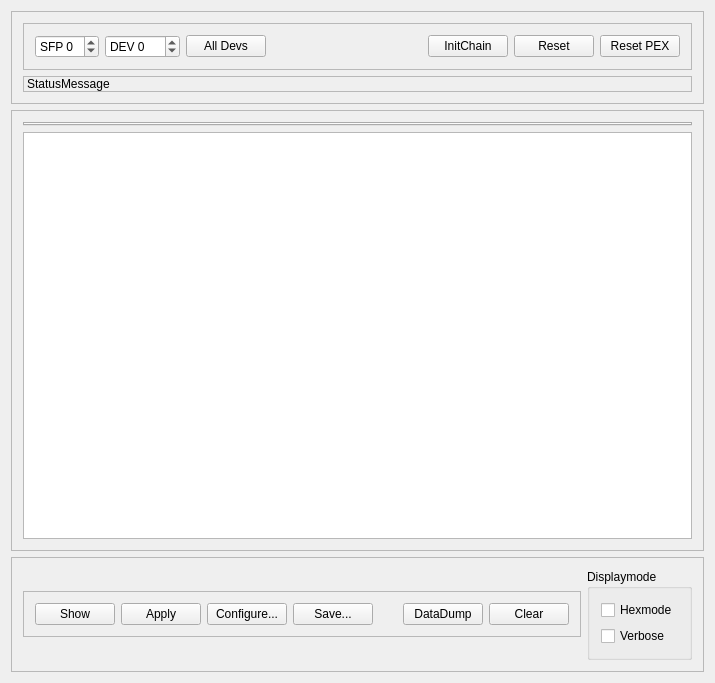
Old version of the form mbspex/gui/qt/nyxor/NyxorGui.ui in the repository gsi-ee/drivers.
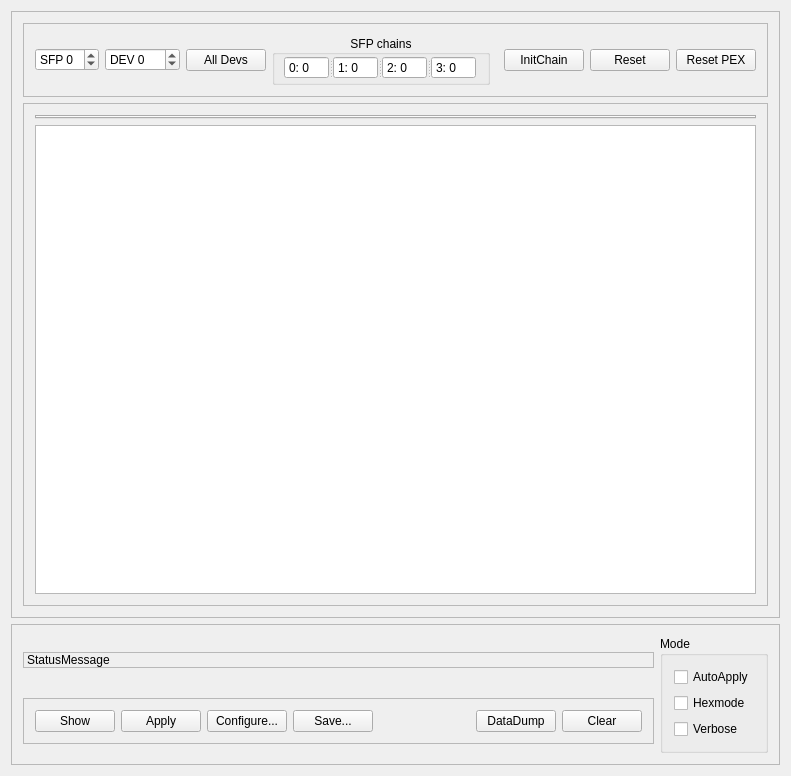
New version of the form.

Commit message: mbspex nyxor gui: some small bugfixes (removed reset statements when changing single registers of receiver core). Begin implementing auto apply and sfp chain monitor.

```diff
--- a/mbspex/gui/qt/nyxor/NyxorGui.ui
+++ b/mbspex/gui/qt/nyxor/NyxorGui.ui
@@ -6,8 +6,8 @@
    <rect>
     <x>0</x>
     <y>0</y>
-    <width>715</width>
-    <height>683</height>
+    <width>791</width>
+    <height>776</height>
    </rect>
   </property>
   <property name="windowTitle">
@@ -30,8 +30,8 @@
        <rect>
         <x>0</x>
         <y>0</y>
-        <width>693</width>
-        <height>88</height>
+        <width>769</width>
+        <height>650</height>
        </rect>
       </property>
       <layout class="QVBoxLayout" name="verticalLayout">
@@ -116,6 +116,111 @@
             </property>
            </widget>
           </item>
+          <item>
+           <widget class="QGroupBox" name="groupBox">
+            <property name="title">
+             <string>SFP chains</string>
+            </property>
+            <property name="alignment">
+             <set>Qt::AlignCenter</set>
+            </property>
+            <property name="flat">
+             <bool>false</bool>
+            </property>
+            <property name="checkable">
+             <bool>false</bool>
+            </property>
+            <layout class="QGridLayout" name="gridLayout_5">
+             <property name="leftMargin">
+              <number>9</number>
+             </property>
+             <property name="topMargin">
+              <number>1</number>
+             </property>
+             <property name="bottomMargin">
+              <number>3</number>
+             </property>
+             <item row="0" column="0">
+              <widget class="QSplitter" name="splitter">
+               <property name="orientation">
+                <enum>Qt::Horizontal</enum>
+               </property>
+               <widget class="QSpinBox" name="Chain0_Box">
+                <property name="toolTip">
+                 <string>Number of initialized devices at SFP 0 chain </string>
+                </property>
+                <property name="readOnly">
+                 <bool>true</bool>
+                </property>
+                <property name="buttonSymbols">
+                 <enum>QAbstractSpinBox::NoButtons</enum>
+                </property>
+                <property name="prefix">
+                 <string>0: </string>
+                </property>
+                <property name="maximum">
+                 <number>255</number>
+                </property>
+               </widget>
+               <widget class="QSpinBox" name="Chain1_Box">
+                <property name="toolTip">
+                 <string>Number of initialized devices at SFP 1 chain </string>
+                </property>
+                <property name="readOnly">
+                 <bool>true</bool>
+                </property>
+                <property name="buttonSymbols">
+                 <enum>QAbstractSpinBox::NoButtons</enum>
+                </property>
+                <property name="prefix">
+                 <string>1: </string>
+                </property>
+                <property name="maximum">
+                 <number>255</number>
+                </property>
+                <property name="value">
+                 <number>0</number>
+                </property>
+               </widget>
+               <widget class="QSpinBox" name="Chain2_Box">
+                <property name="toolTip">
+                 <string>Number of initialized devices at SFP 2 chain </string>
+                </property>
+                <property name="readOnly">
+                 <bool>true</bool>
+                </property>
+                <property name="buttonSymbols">
+                 <enum>QAbstractSpinBox::NoButtons</enum>
+                </property>
+                <property name="prefix">
+                 <string>2: </string>
+                </property>
+                <property name="maximum">
+                 <number>255</number>
+                </property>
+               </widget>
+               <widget class="QSpinBox" name="Chain3_Box">
+                <property name="toolTip">
+                 <string>Number of initialized devices at SFP 3 chain </string>
+                </property>
+                <property name="readOnly">
+                 <bool>true</bool>
+                </property>
+                <property name="buttonSymbols">
+                 <enum>QAbstractSpinBox::NoButtons</enum>
+                </property>
+                <property name="prefix">
+                 <string>3: </string>
+                </property>
+                <property name="maximum">
+                 <number>255</number>
+                </property>
+               </widget>
+              </widget>
+             </item>
+            </layout>
+           </widget>
+          </item>
           <item>
            <spacer name="horizontalSpacer_2">
             <property name="orientation">
@@ -170,32 +275,6 @@
         </widget>
        </item>
        <item>
-        <widget class="QLabel" name="StatusLabel">
-         <property name="sizePolicy">
-          <sizepolicy hsizetype="Preferred" vsizetype="Fixed">
-           <horstretch>0</horstretch>
-           <verstretch>0</verstretch>
-          </sizepolicy>
-         </property>
-         <property name="toolTip">
-          <string>&lt;html&gt;&lt;head/&gt;&lt;body&gt;&lt;p&gt;Currently shown device and last refresh time&lt;/p&gt;&lt;/body&gt;&lt;/html&gt;</string>
-         </property>
-         <property name="locale">
-          <locale language="English" country="UnitedStates"/>
-         </property>
-         <property name="frameShape">
-          <enum>QFrame::StyledPanel</enum>
-         </property>
-         <property name="text">
-          <string>StatusMessage</string>
-         </property>
-        </widget>
-       </item>
-      </layout>
-     </widget>
-    </widget>
-   </item>
-   <item row="1" column="0">
     <widget class="QScrollArea" name="scrollArea">
      <property name="widgetResizable">
       <bool>true</bool>
@@ -205,8 +284,8 @@
        <rect>
         <x>0</x>
         <y>0</y>
-        <width>693</width>
-        <height>455</height>
+            <width>747</width>
+            <height>559</height>
        </rect>
       </property>
       <layout class="QGridLayout" name="gridLayout">
@@ -251,10 +330,14 @@
      </widget>
     </widget>
    </item>
-   <item row="2" column="0">
+      </layout>
+     </widget>
+    </widget>
+   </item>
+   <item row="1" column="0">
     <widget class="QScrollArea" name="scrollArea_2">
      <property name="sizePolicy">
-      <sizepolicy hsizetype="Expanding" vsizetype="Preferred">
+      <sizepolicy hsizetype="Expanding" vsizetype="Maximum">
        <horstretch>0</horstretch>
        <verstretch>0</verstretch>
       </sizepolicy>
@@ -267,12 +350,79 @@
        <rect>
         <x>0</x>
         <y>0</y>
-        <width>693</width>
-        <height>98</height>
+        <width>753</width>
+        <height>115</height>
        </rect>
       </property>
       <layout class="QGridLayout" name="gridLayout_2">
        <item row="0" column="0">
+        <widget class="QLabel" name="StatusLabel">
+         <property name="sizePolicy">
+          <sizepolicy hsizetype="Preferred" vsizetype="Fixed">
+           <horstretch>0</horstretch>
+           <verstretch>0</verstretch>
+          </sizepolicy>
+         </property>
+         <property name="toolTip">
+          <string>&lt;html&gt;&lt;head/&gt;&lt;body&gt;&lt;p&gt;Currently shown device and last refresh time&lt;/p&gt;&lt;/body&gt;&lt;/html&gt;</string>
+         </property>
+         <property name="locale">
+          <locale language="English" country="UnitedStates"/>
+         </property>
+         <property name="frameShape">
+          <enum>QFrame::StyledPanel</enum>
+         </property>
+         <property name="text">
+          <string>StatusMessage</string>
+         </property>
+        </widget>
+       </item>
+       <item row="0" column="1" rowspan="2">
+        <widget class="QGroupBox" name="ModesgroupBox">
+         <property name="sizePolicy">
+          <sizepolicy hsizetype="Preferred" vsizetype="Fixed">
+           <horstretch>0</horstretch>
+           <verstretch>0</verstretch>
+          </sizepolicy>
+         </property>
+         <property name="title">
+          <string>Mode</string>
+         </property>
+         <layout class="QVBoxLayout" name="verticalLayout_5">
+          <item>
+           <widget class="QCheckBox" name="checkBox_AA">
+            <property name="toolTip">
+             <string>&lt;html&gt;&lt;head/&gt;&lt;body&gt;&lt;p&gt;If checked ADC_Baselines will be applyed directly when DAC spinbox is changed &lt;/p&gt;&lt;/body&gt;&lt;/html&gt;</string>
+            </property>
+            <property name="text">
+             <string>AutoApply</string>
+            </property>
+           </widget>
+          </item>
+          <item>
+           <widget class="QCheckBox" name="HexBox">
+            <property name="toolTip">
+             <string>&lt;html&gt;&lt;head/&gt;&lt;body&gt;&lt;p&gt;Check for hexadecimal numbers mode&lt;/p&gt;&lt;/body&gt;&lt;/html&gt;</string>
+            </property>
+            <property name="text">
+             <string>Hexmode</string>
+            </property>
+           </widget>
+          </item>
+          <item>
+           <widget class="QCheckBox" name="DebugBox">
+            <property name="toolTip">
+             <string>&lt;html&gt;&lt;head/&gt;&lt;body&gt;&lt;p&gt;Check for verbose debug mode of gosipcmd&lt;/p&gt;&lt;/body&gt;&lt;/html&gt;</string>
+            </property>
+            <property name="text">
+             <string>Verbose</string>
+            </property>
+           </widget>
+          </item>
+         </layout>
+        </widget>
+       </item>
+       <item row="1" column="0">
         <widget class="QFrame" name="controlframe">
          <property name="sizePolicy">
           <sizepolicy hsizetype="Preferred" vsizetype="Fixed">
@@ -367,41 +517,6 @@
          </layout>
         </widget>
        </item>
-       <item row="0" column="1">
-        <widget class="QGroupBox" name="ModesgroupBox">
-         <property name="sizePolicy">
-          <sizepolicy hsizetype="Preferred" vsizetype="Fixed">
-           <horstretch>0</horstretch>
-           <verstretch>0</verstretch>
-          </sizepolicy>
-         </property>
-         <property name="title">
-          <string>Displaymode</string>
-         </property>
-         <layout class="QVBoxLayout" name="verticalLayout_5">
-          <item>
-           <widget class="QCheckBox" name="HexBox">
-            <property name="toolTip">
-             <string>&lt;html&gt;&lt;head/&gt;&lt;body&gt;&lt;p&gt;Check for hexadecimal numbers mode&lt;/p&gt;&lt;/body&gt;&lt;/html&gt;</string>
-            </property>
-            <property name="text">
-             <string>Hexmode</string>
-            </property>
-           </widget>
-          </item>
-          <item>
-           <widget class="QCheckBox" name="DebugBox">
-            <property name="toolTip">
-             <string>&lt;html&gt;&lt;head/&gt;&lt;body&gt;&lt;p&gt;Check for verbose debug mode of gosipcmd&lt;/p&gt;&lt;/body&gt;&lt;/html&gt;</string>
-            </property>
-            <property name="text">
-             <string>Verbose</string>
-            </property>
-           </widget>
-          </item>
-         </layout>
-        </widget>
-       </item>
       </layout>
      </widget>
     </widget>
```
Left out of the diff: 3 changed lines with no effect on the pictures. Lines whose indentation alone changed are shown as unchanged. The commit also changes 2 other files.
